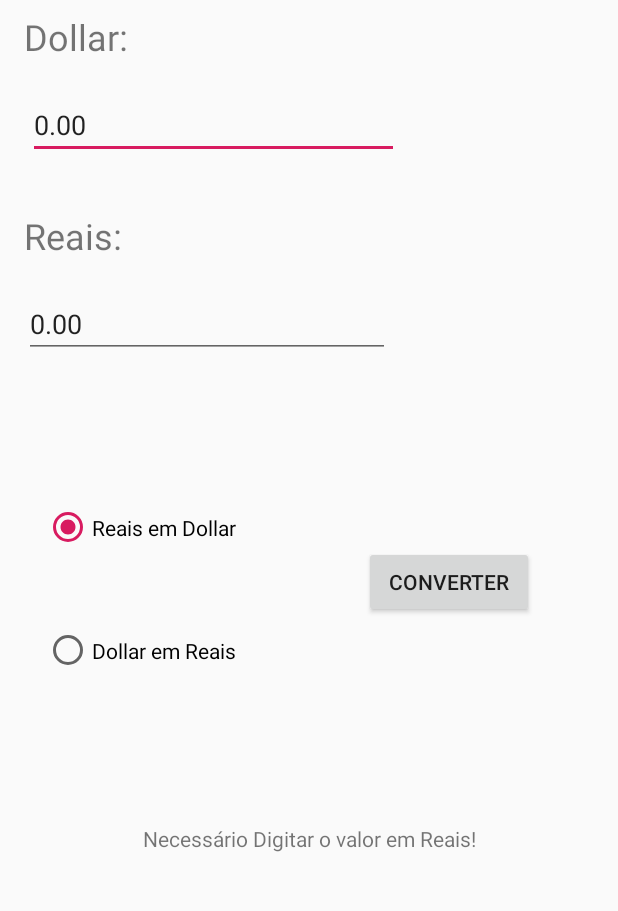
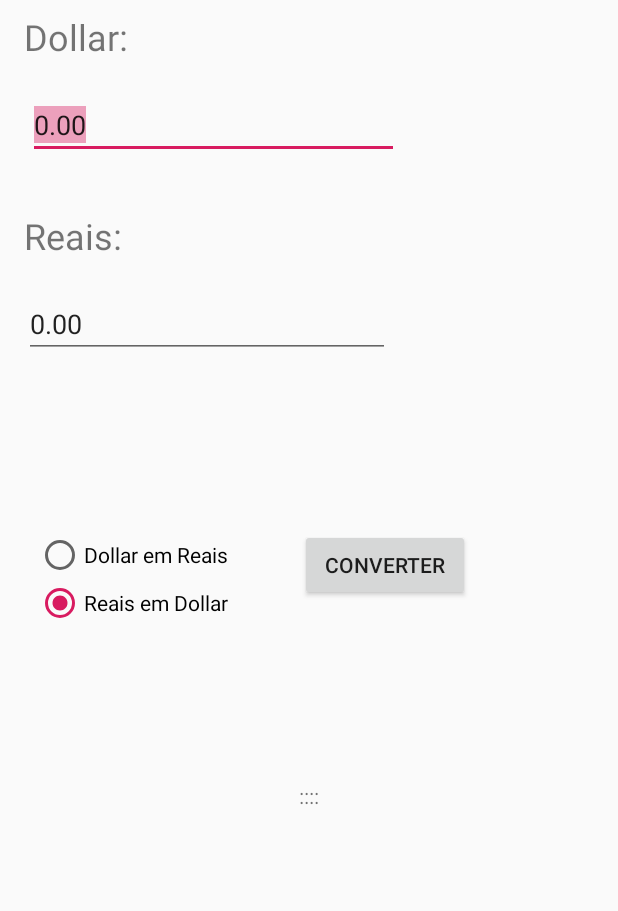
Before and after one commit to promarcos/MyApplication, an Android app: the screen it shows after launch (MainActivity), after a tap on "CONVERTER", on a phone screen of 412 x 824 dp, the part 272-1183 px from its top. Run offline under Robolectric (Android 15) with nearby library versions, the phone set to English and light mode, and no system bars.

Commit message:
Atualização e correçãoo de calculo

```diff
--- a/app/src/main/java/com/example/myapplication/MainActivity.java
+++ b/app/src/main/java/com/example/myapplication/MainActivity.java
@@ -7,6 +7,7 @@ import android.widget.Button;
 import android.widget.RadioButton;
 import android.widget.RadioGroup;
 import android.widget.TextView;
+import android.widget.Toast;
 
 import java.text.DecimalFormat;
 
@@ -22,6 +23,7 @@ public class MainActivity extends AppCompatActivity {
         final TextView edt_real = findViewById(R.id.edt_real);
         final RadioGroup rb_grupo = findViewById(R.id.rb_grupo);
         final TextView txt_aviso = findViewById(R.id.txt_aviso);
+
 
         final DecimalFormat f = new DecimalFormat("#,##0.00");
 
@@ -47,17 +49,22 @@ public class MainActivity extends AppCompatActivity {
                 if(radio_b.getText().equals("Reais em Dollar")){
 
                         if(reais != 0.0) {
-                            dollar = (reais * 2.1);
+                            dollar = (reais / 2.1);
                             edt_dollar.setText(f.format(dollar));
                         }else{
-                            txt_aviso.setText("Necessário Digitar o valor em Reais!");
+
+                            Toast tmsg = Toast.makeText(getApplicationContext(),"Necessário Digitar o valor em Reais!",Toast.LENGTH_LONG);
+                            tmsg.show();
+
                         }
                 }else{
                         if(dollar != 0.0) {
-                            reais = (dollar / 2.1);
+                            reais = (dollar * 2.1);
                             edt_real.setText(f.format(reais));
                         }else{
-                            txt_aviso.setText("Necessário Digitar o valor em Dollar!");
+                            Toast tmsg = Toast.makeText(getApplicationContext(),"Necessário Digitar o valor em Dollar!",Toast.LENGTH_LONG);
+                            tmsg.show();
+
                         }
                 }
 
--- a/app/src/main/res/layout/activity_main.xml
+++ b/app/src/main/res/layout/activity_main.xml
@@ -18,6 +18,7 @@
         android:layout_marginBottom="8dp"
         android:ems="10"
         android:inputType="numberDecimal"
+        android:selectAllOnFocus="true"
         app:layout_constraintBottom_toTopOf="@+id/txt_real"
         app:layout_constraintEnd_toEndOf="parent"
         app:layout_constraintHorizontal_bias="0.021"
@@ -37,6 +38,7 @@
         android:layout_marginBottom="8dp"
         android:ems="10"
         android:inputType="numberDecimal"
+        android:selectAllOnFocus="true"
         app:layout_constraintBottom_toBottomOf="parent"
         app:layout_constraintEnd_toEndOf="parent"
         app:layout_constraintHorizontal_bias="0.0"
@@ -61,7 +63,9 @@
     <Button
         android:id="@+id/btn_converte"
         android:layout_width="113dp"
-        android:layout_height="48dp"
+        android:layout_height="wrap_content"
+        android:layout_marginStart="8dp"
+        android:layout_marginLeft="8dp"
         android:layout_marginTop="8dp"
         android:layout_marginEnd="56dp"
         android:layout_marginRight="56dp"
@@ -69,8 +73,10 @@
         android:text="Converter"
         app:layout_constraintBottom_toBottomOf="parent"
         app:layout_constraintEnd_toEndOf="parent"
+        app:layout_constraintHorizontal_bias="0.363"
+        app:layout_constraintStart_toEndOf="@+id/rb_grupo"
         app:layout_constraintTop_toBottomOf="@+id/edt_real"
-        app:layout_constraintVertical_bias="0.345" />
+        app:layout_constraintVertical_bias="0.311" />
 
     <TextView
         android:id="@+id/txt_doll"
@@ -128,19 +134,27 @@
 
     <RadioGroup
         android:id="@+id/rb_grupo"
-        android:layout_width="189dp"
-        android:layout_height="164dp"
-        android:layout_marginStart="8dp"
-        android:layout_marginLeft="8dp"
+        android:layout_width="144dp"
+        android:layout_height="wrap_content"
+        android:layout_marginStart="24dp"
+        android:layout_marginLeft="24dp"
         android:layout_marginTop="8dp"
         android:layout_marginEnd="8dp"
         android:layout_marginRight="8dp"
-        android:layout_marginBottom="104dp"
+        android:layout_marginBottom="8dp"
         app:layout_constraintBottom_toBottomOf="parent"
-        app:layout_constraintEnd_toStartOf="@+id/btn_converte"
-        app:layout_constraintHorizontal_bias="0.575"
+        app:layout_constraintEnd_toEndOf="parent"
+        app:layout_constraintHorizontal_bias="0.0"
         app:layout_constraintStart_toStartOf="parent"
-        app:layout_constraintTop_toBottomOf="@+id/edt_real">
+        app:layout_constraintTop_toBottomOf="@+id/edt_real"
+        app:layout_constraintVertical_bias="0.331">
+
+        <RadioButton
+            android:id="@+id/rb_dollar_reais"
+            android:layout_width="wrap_content"
+            android:layout_height="wrap_content"
+            android:layout_weight="1"
+            android:text="Dollar em Reais" />
 
         <RadioButton
             android:id="@+id/rb_reais_dollar"
@@ -149,13 +163,6 @@
             android:layout_weight="1"
             android:checked="true"
             android:text="Reais em Dollar" />
-
-        <RadioButton
-            android:id="@+id/rb_dollar_reais"
-            android:layout_width="wrap_content"
-            android:layout_height="wrap_content"
-            android:layout_weight="1"
-            android:text="Dollar em Reais" />
     </RadioGroup>
 
     <TextView
```
